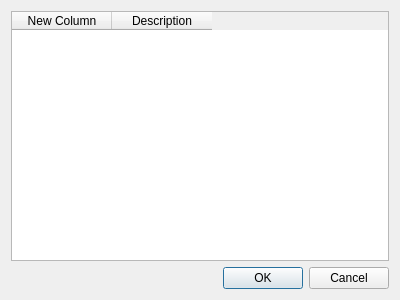
This is OpenSession.ui in HobbitHacker/Q3270 as Qt 5 draws it before an edit. The edited form follows.
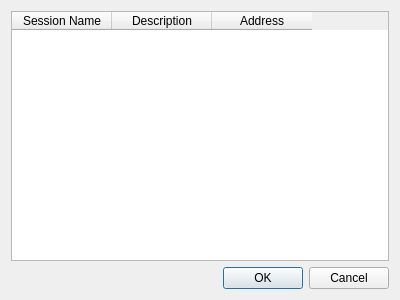
This is the edited form.

Commit message:
Add address to Open Session dialog
Address field now added to Open Session dialog, and standardize on
'Address' as the name of the config file entry!

Patch:
```diff
--- a/OpenSession.ui
+++ b/OpenSession.ui
@@ -30,7 +30,7 @@
      </property>
      <column>
       <property name="text">
-       <string>New Column</string>
+       <string>Session Name</string>
       </property>
      </column>
      <column>
@@ -38,6 +38,11 @@
        <string>Description</string>
       </property>
      </column>
+     <column>
+      <property name="text">
+       <string>Address</string>
+      </property>
+     </column>
     </widget>
    </item>
    <item>
```
The commit also changes 1 other file.
